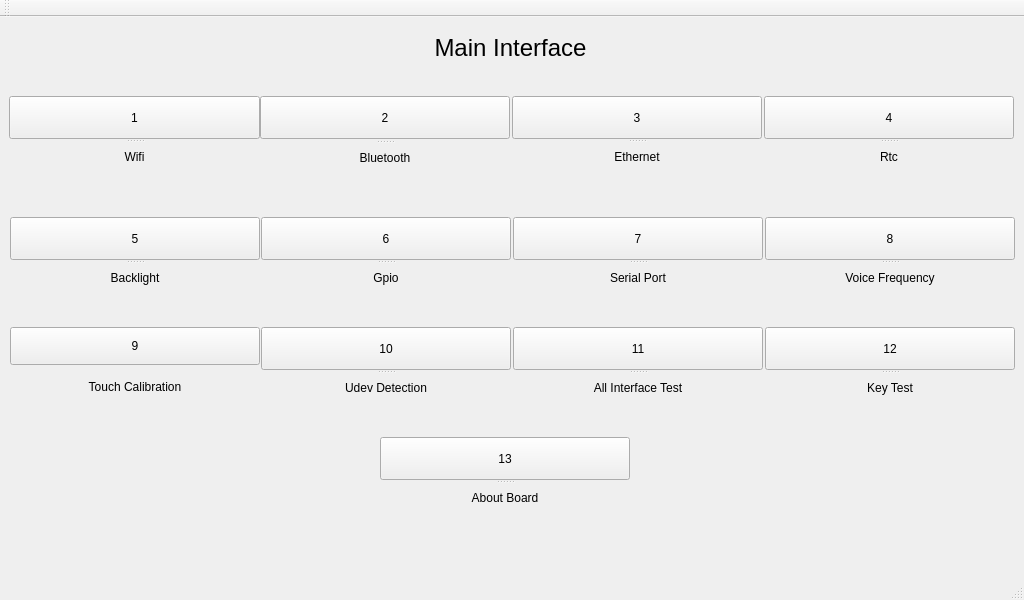
Old version of the form qt/t507/mainwindow.ui in the repository jizizihe/baijie_demo.
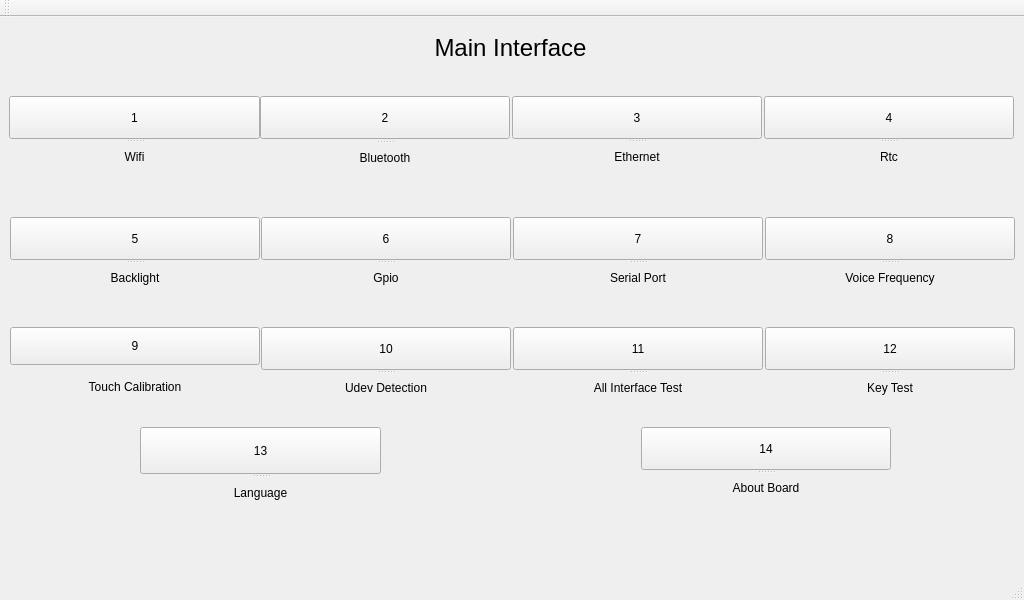
New version of the form.

Commit message: finish backlight add language button

```diff
--- a/qt/t507/mainwindow.ui
+++ b/qt/t507/mainwindow.ui
@@ -113,8 +113,8 @@
    <widget class="QSplitter" name="splitter">
     <property name="geometry">
      <rect>
-      <x>380</x>
-      <y>420</y>
+      <x>641</x>
+      <y>410</y>
       <width>250</width>
       <height>75</height>
      </rect>
@@ -127,7 +127,7 @@
       <bool>true</bool>
      </property>
      <property name="text">
-      <string>13</string>
+      <string>14</string>
      </property>
     </widget>
     <widget class="QLabel" name="label_key_6">
@@ -496,6 +496,32 @@
      <set>Qt::AlignCenter</set>
     </property>
    </widget>
+   <widget class="QSplitter" name="splitter_10">
+    <property name="geometry">
+     <rect>
+      <x>140</x>
+      <y>410</y>
+      <width>241</width>
+      <height>81</height>
+     </rect>
+    </property>
+    <property name="orientation">
+     <enum>Qt::Vertical</enum>
+    </property>
+    <widget class="QPushButton" name="pushButton">
+     <property name="text">
+      <string>13</string>
+     </property>
+    </widget>
+    <widget class="QLabel" name="label_2">
+     <property name="text">
+      <string>Language</string>
+     </property>
+     <property name="alignment">
+      <set>Qt::AlignCenter</set>
+     </property>
+    </widget>
+   </widget>
   </widget>
   <widget class="QMenuBar" name="menuBar">
    <property name="geometry">
```
The commit also changes 7 other files.
